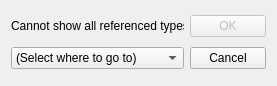
This is lavape/src/LavaPE_UI/idd_gotodeclsel.ui in berkus/lavape as Qt 5 draws it before an edit. The edited form follows.
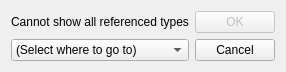
This is the edited form.

Commit message: dialog layouts fixed

```diff
--- a/lavape/src/LavaPE_UI/idd_gotodeclsel.ui
+++ b/lavape/src/LavaPE_UI/idd_gotodeclsel.ui
@@ -6,7 +6,7 @@
    <rect>
     <x>0</x>
     <y>0</y>
-    <width>277</width>
+    <width>284</width>
     <height>86</height>
    </rect>
   </property>
@@ -14,6 +14,9 @@
    <string>Goto</string>
   </property>
   <layout class="QGridLayout">
+   <property name="sizeConstraint">
+    <enum>QLayout::SetFixedSize</enum>
+   </property>
    <property name="margin">
     <number>11</number>
    </property>
@@ -38,7 +41,7 @@
       <bool>true</bool>
      </property>
      <property name="sizePolicy">
-      <sizepolicy hsizetype="Fixed" vsizetype="Fixed">
+      <sizepolicy hsizetype="Preferred" vsizetype="Fixed">
        <horstretch>0</horstretch>
        <verstretch>0</verstretch>
       </sizepolicy>
```
The commit also changes 28 other files.
